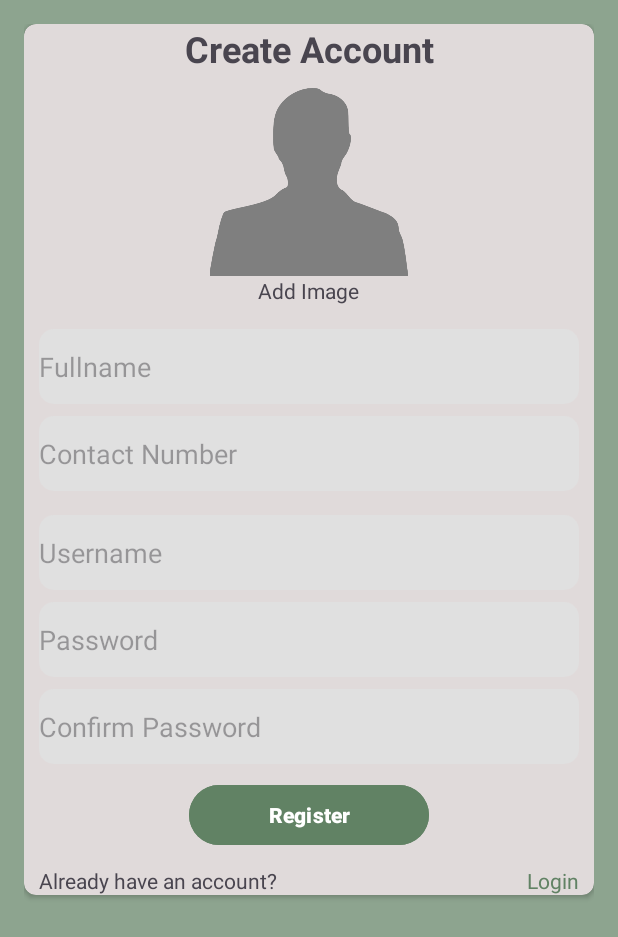
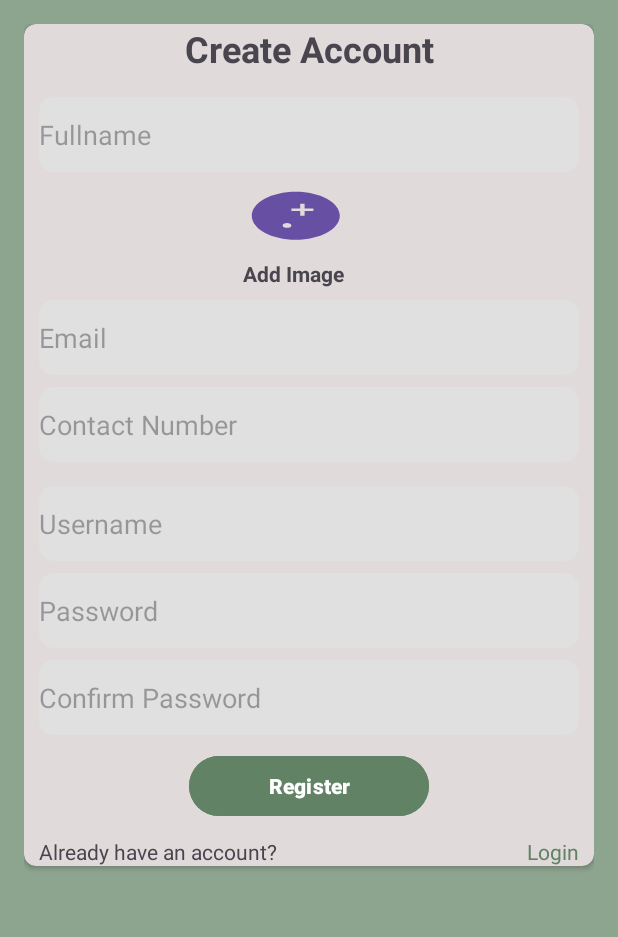
Before and after one commit to Solotovvvv/SCERNS, an Android app: the Register screen opened directly, with no data from a screen before it, on a phone screen of 412 x 824 dp. Shown: the top 937 px of the screen. Run offline under Robolectric (Android 15) with nearby library versions, the light colour scheme and no system bars; our stand-ins replace Volley.

```diff
--- a/app/build.gradle.kts
+++ b/app/build.gradle.kts
@@ -32,7 +32,7 @@ android {
 }
 
 dependencies {
-
+    implementation("com.android.volley:volley:1.2.1")
     implementation("androidx.appcompat:appcompat:1.6.1")
     implementation("com.google.android.material:material:1.11.0")
     implementation("androidx.constraintlayout:constraintlayout:2.1.4")
--- /dev/null
+++ b/app/src/main/res/drawable/add_photo_icon.xml
@@ -0,0 +1,9 @@
+<vector xmlns:android="http://schemas.android.com/apk/res/android"
+    android:width="40dp"
+    android:height="40dp"
+    android:viewportWidth="30"
+    android:viewportHeight="30">
+    <path
+        android:fillColor="#FFFF"
+        android:pathData="M12,2C6.48,2 2,6.48 2,12s4.48,10 10,10 10,-4.48 10,-10S17.52,2 12,2zm-2,15c-0.55,0 -1,-0.45 -1,-1s0.45,-1 1,-1 1,0.45 1,1 -0.45,1 -1,1zm6,-7h-2v2h-1v-2h-2V9h2V7h1v2h2V10z"/>
+</vector>
--- a/app/src/main/res/layout/register.xml
+++ b/app/src/main/res/layout/register.xml
@@ -36,20 +36,6 @@
                 android:textStyle="bold" />
 
             <!-- Registration Fields -->
-            <ImageView
-                android:id="@+id/imageViewProfile"
-                android:layout_width="wrap_content"
-                android:layout_height="125dp"
-                android:layout_marginTop="10dp"
-                android:src="@drawable/placeholder_image"
-                android:clickable="true"
-                android:onClick="selectImageFromGallery"/>
-
-            <TextView
-                android:layout_width="wrap_content"
-                android:layout_height="wrap_content"
-                android:text="Add Image" />
-
             <EditText
                 android:id="@+id/editTextFullname"
                 android:layout_width="match_parent"
@@ -58,14 +44,38 @@
                 android:background="@drawable/round_bg"
                 android:hint="Fullname" />
 
-            <!--            <EditText-->
-            <!--                android:id="@+id/editTextEmail"-->
-            <!--                android:layout_width="match_parent"-->
-            <!--                android:layout_height="50dp"-->
-            <!--                android:layout_marginTop="8dp"-->
-            <!--                android:background="@drawable/round_bg"-->
-            <!--                android:hint="Email"-->
-            <!--                android:inputType="textEmailAddress" />-->
+            <RelativeLayout
+                android:layout_width="wrap_content"
+                android:layout_height="wrap_content"
+                android:layout_marginTop="10dp">
+
+                <Button
+                    android:id="@+id/buttonSelectImage"
+                    android:layout_width="wrap_content"
+                    android:layout_height="wrap_content"
+                    android:background="@drawable/add_photo_icon"
+                    android:onClick="selectImageFromGallery"
+                    android:layout_centerHorizontal="true"
+                    android:textStyle="bold" />
+
+                <TextView
+                    android:id="@+id/textViewAddImage"
+                    android:layout_width="wrap_content"
+                    android:layout_height="wrap_content"
+                    android:layout_below="@id/buttonSelectImage"
+                    android:text="Add Image"
+                    android:textSize="14sp"
+                    android:textStyle="bold" />
+            </RelativeLayout>
+
+            <EditText
+                android:id="@+id/editTextEmail"
+                android:layout_width="match_parent"
+                android:layout_height="50dp"
+                android:layout_marginTop="8dp"
+                android:background="@drawable/round_bg"
+                android:hint="Email"
+                android:inputType="textEmailAddress" />
 
             <EditText
                 android:id="@+id/editTextContactNumber"
@@ -76,7 +86,6 @@
                 android:hint="Contact Number"
                 android:inputType="phone" />
 
-            <!-- Username and Password Fields -->
             <EditText
                 android:id="@+id/editTextUsername"
                 android:layout_width="match_parent"
```
Also changed, not shown: app/src/main/java/com/example/scerns/MainActivity.java (+81 -1 lines), app/src/main/java/com/example/scerns/Register.java (+130 -2 lines), app/src/main/res/drawable/back_btn_icon.xml (added, +9 -0 lines), app/src/main/res/drawable/police_icon.xml (added, +16 -0 lines), app/src/main/res/layout/dialog_options.xml (added, +65 -0 lines).
